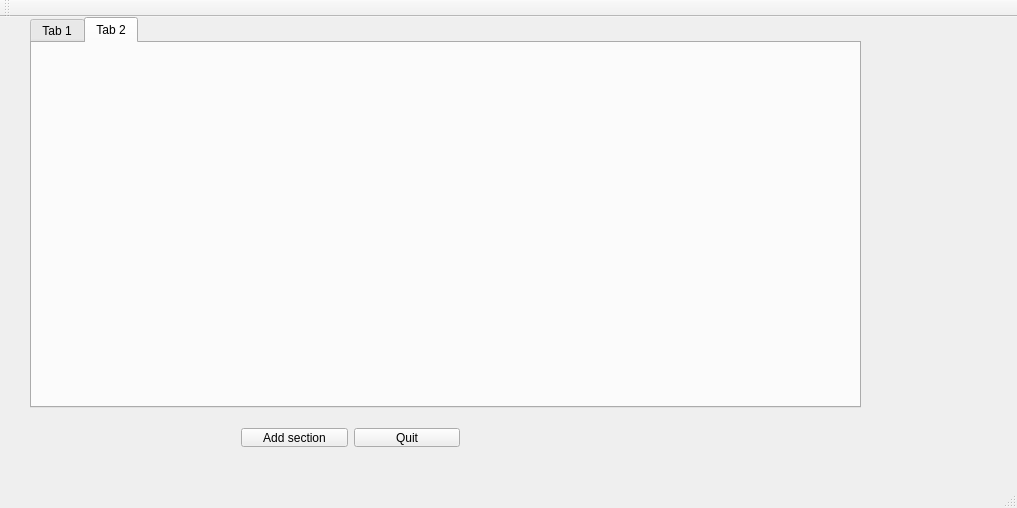
JakubAleksander/GreenhouseSystem, file GreenhouseSystem/src/mainwindow.ui: the form before one commit.
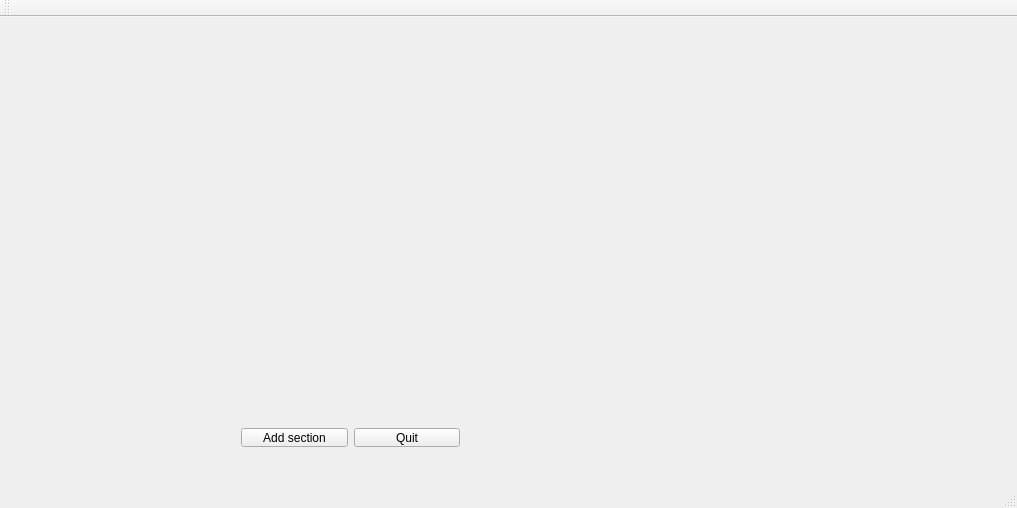
The form after the commit. Custom widgets are drawn as their Qt base class.

Commit message: Add SectionManager class

Patch:
```diff
--- a/GreenhouseSystem/src/mainwindow.ui
+++ b/GreenhouseSystem/src/mainwindow.ui
@@ -14,29 +14,6 @@
    <string>MainWindow</string>
   </property>
   <widget class="QWidget" name="centralWidget">
-   <widget class="QTabWidget" name="tabSections">
-    <property name="geometry">
-     <rect>
-      <x>30</x>
-      <y>0</y>
-      <width>831</width>
-      <height>391</height>
-     </rect>
-    </property>
-    <property name="currentIndex">
-     <number>1</number>
-    </property>
-    <widget class="QWidget" name="tab">
-     <attribute name="title">
-      <string>Tab 1</string>
-     </attribute>
-    </widget>
-    <widget class="QWidget" name="tab_2">
-     <attribute name="title">
-      <string>Tab 2</string>
-     </attribute>
-    </widget>
-   </widget>
    <widget class="QWidget" name="layoutWidget">
     <property name="geometry">
      <rect>
@@ -73,6 +50,16 @@
      </rect>
     </property>
    </widget>
+   <widget class="SectionsManager" name="sectionsManager" native="true">
+    <property name="geometry">
+     <rect>
+      <x>29</x>
+      <y>29</y>
+      <width>781</width>
+      <height>311</height>
+     </rect>
+    </property>
+   </widget>
   </widget>
   <widget class="QMenuBar" name="menuBar">
    <property name="geometry">
@@ -99,7 +86,13 @@
   <customwidget>
    <class>DigitalClock</class>
    <extends>QWidget</extends>
-   <header location="global">digitalclock.h</header>
+   <header>digitalclock.h</header>
+   <container>1</container>
+  </customwidget>
+  <customwidget>
+   <class>SectionsManager</class>
+   <extends>QWidget</extends>
+   <header location="global">sectionsmanager.h</header>
    <container>1</container>
   </customwidget>
  </customwidgets>
```
The commit also changes 8 other files.
